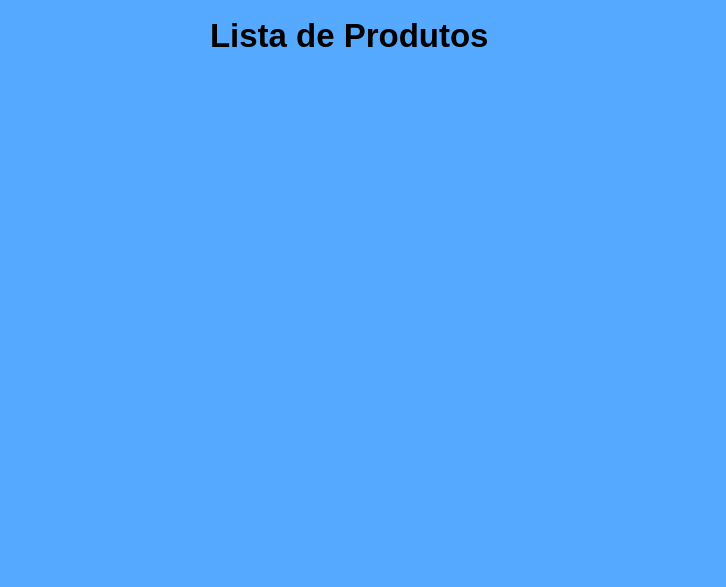
Above: listar_dados.ui from arlendev/projeto-cadastro before the change. Below: the same form after it.
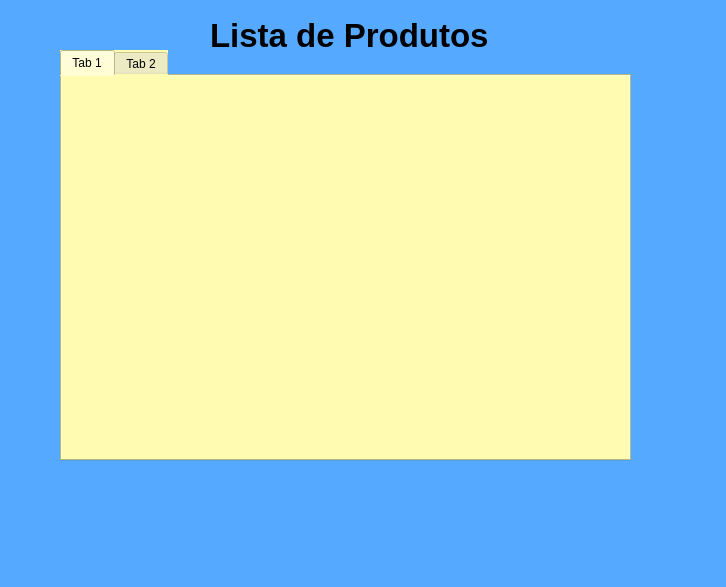
That is the form after the change.

```diff
--- a/listar_dados.ui
+++ b/listar_dados.ui
@@ -37,6 +37,30 @@
      <string>Lista de Produtos</string>
     </property>
    </widget>
+   <widget class="QTabWidget" name="tabWidget">
+    <property name="geometry">
+     <rect>
+      <x>60</x>
+      <y>50</y>
+      <width>571</width>
+      <height>411</height>
+     </rect>
+    </property>
+    <property name="styleSheet">
+     <string notr="true">background-color: rgb(255, 255, 127);
+background-color: rgb(255, 252, 178);</string>
+    </property>
+    <widget class="QWidget" name="tab">
+     <attribute name="title">
+      <string>Tab 1</string>
+     </attribute>
+    </widget>
+    <widget class="QWidget" name="tab_2">
+     <attribute name="title">
+      <string>Tab 2</string>
+     </attribute>
+    </widget>
+   </widget>
   </widget>
   <widget class="QMenuBar" name="menubar">
    <property name="geometry">
```
